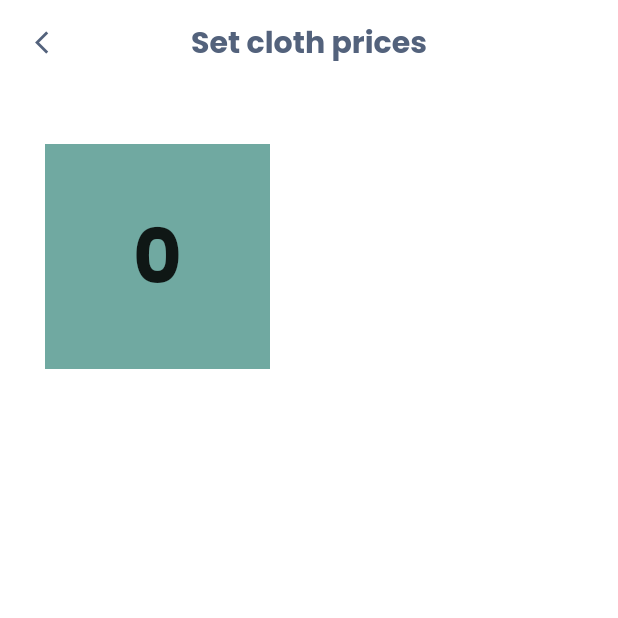
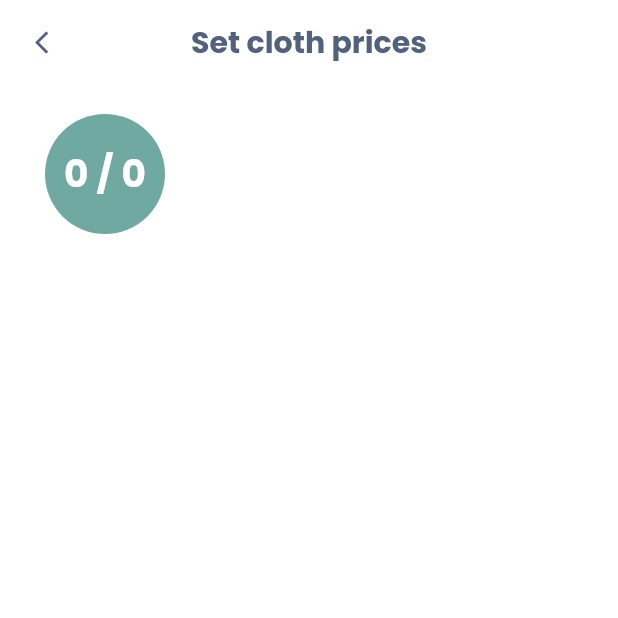
Before and after one commit to kiplangatbryan/msafi-mobi, a Flutter app: the SetPricingPage screen opened directly, on a phone screen of 412 x 824 dp, the top half of it. Run offline on Flutter 3.47's test engine with Material 2 defaults, Android fonts, the phone set to English and light mode, and no system bars; drawn by our look-alikes of smooth_page_indicator; our stand-ins replace google_fonts, google_maps_flutter, google_sign_in, lottie, shared_preferences; missing offline and left inert: dart:ffi, fab_circular_menu, fluid_bottom_nav_bar; accounts and stored records are empty; network calls fail.

Commit message:
minor refactoring

```diff
--- a/lib/pages/Authentication/login/main.dart
+++ b/lib/pages/Authentication/login/main.dart
@@ -91,9 +91,8 @@ class _LoginPageOptionsState extends State<LoginPageOptions> {
   _nextPage(role) {
     // create a user object and check type
     if (role == "merchant") {
-      //
+      Navigator.popAndPushNamed(context, "/mart-onboarding");
     } else if (role == "user") {
-      Navigator.popAndPushNamed(context, "/mart-onboarding");
     } else {}
   }
 
--- a/lib/pages/launderMarts/onboarding/pages/pricing.dart
+++ b/lib/pages/launderMarts/onboarding/pages/pricing.dart
@@ -89,28 +89,34 @@ class _SetPricingPagestate extends State<SetPricingPage> {
                       effect: const ExpandingDotsEffect(
                         activeDotColor: kSmoothIndicator,
                         dotColor: kTextLightColor,
-                        dotHeight: 12,
-                        dotWidth: 12,
+                        dotHeight: 18,
+                        dotWidth: 18,
                       ),
                       count: context.read<MartConfig>().count,
                     ),
                   ),
                 ),
                 Positioned(
-                    top: 40,
+                    top: 20,
                     left: 30,
                     child: Container(
-                      height: 150,
-                      width: 150,
-                      decoration: const BoxDecoration(
+                      height: 80,
+                      width: 80,
+                      decoration: BoxDecoration(
                         color: splashColor,
+                        borderRadius: BorderRadius.circular(80),
+                        border: Border.all(
+                          color: Colors.transparent,
+                          width: 3,
+                        ),
                       ),
                       child: Center(
                         child: Text(
-                          context.read<MartConfig>().count.toString(),
+                          '$page / ${context.read<MartConfig>().count.toString()}',
                           style: GoogleFonts.poppins(
-                            fontSize: 50,
+                            fontSize: 25,
                             fontWeight: FontWeight.bold,
+                            color: kTextLight,
                           ),
                         ),
                       ),
```
